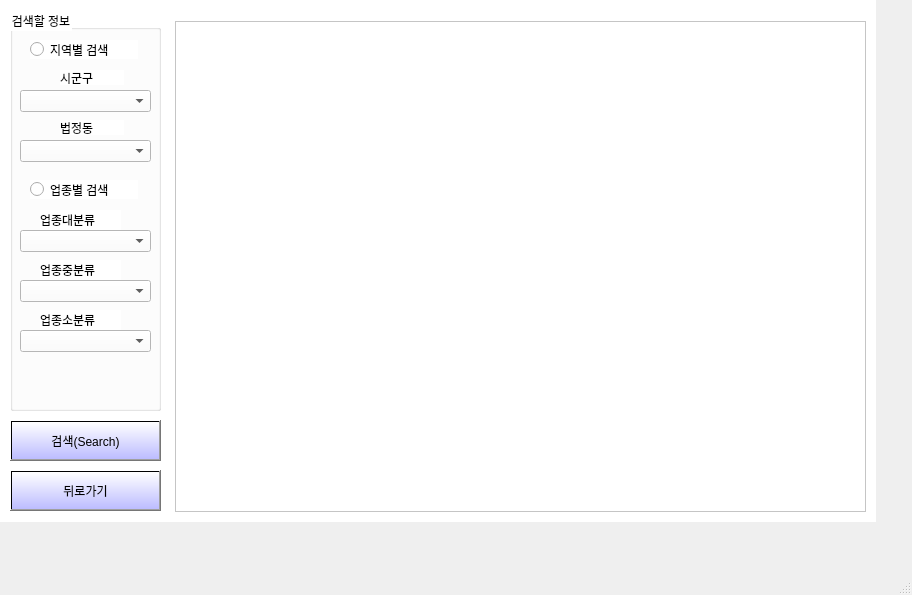
Above: MainProgram/ui/searchscene_table.ui from codepearl/Ajou-2021-1 before the change. Below: the same form after it.
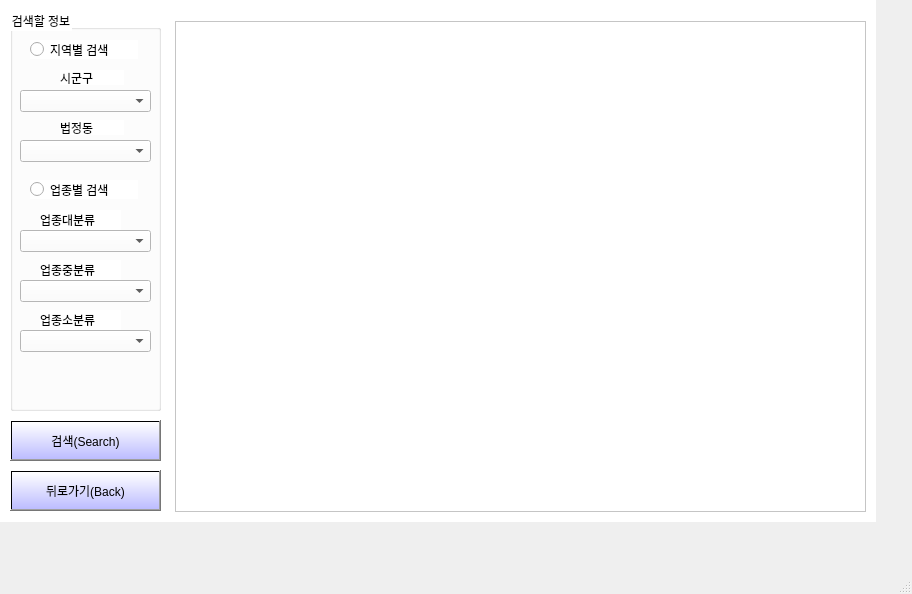
That is the form after the change.

```diff
--- a/MainProgram/ui/searchscene_table.ui
+++ b/MainProgram/ui/searchscene_table.ui
@@ -7,7 +7,7 @@
     <x>0</x>
     <y>0</y>
     <width>912</width>
-    <height>595</height>
+    <height>594</height>
    </rect>
   </property>
   <property name="windowTitle">
@@ -242,7 +242,7 @@
 background-color:qlineargradient(spread:pad, x0:1, y0:1, x0:1, y1:1, stop:0 rgba(170, 170, 255, 200), stop:1 rgba(255, 255, 255, 200))</string>
      </property>
      <property name="text">
-      <string>뒤로가기</string>
+      <string>뒤로가기(Back)</string>
      </property>
     </widget>
     <widget class="QTableView" name="tableView">
```
